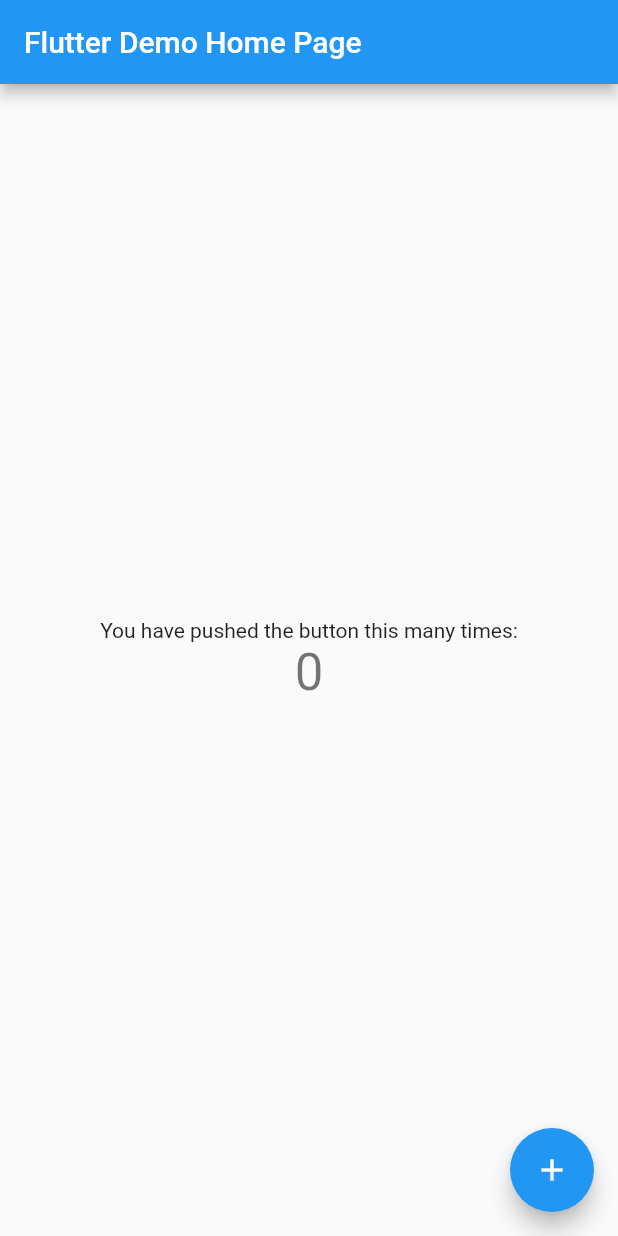
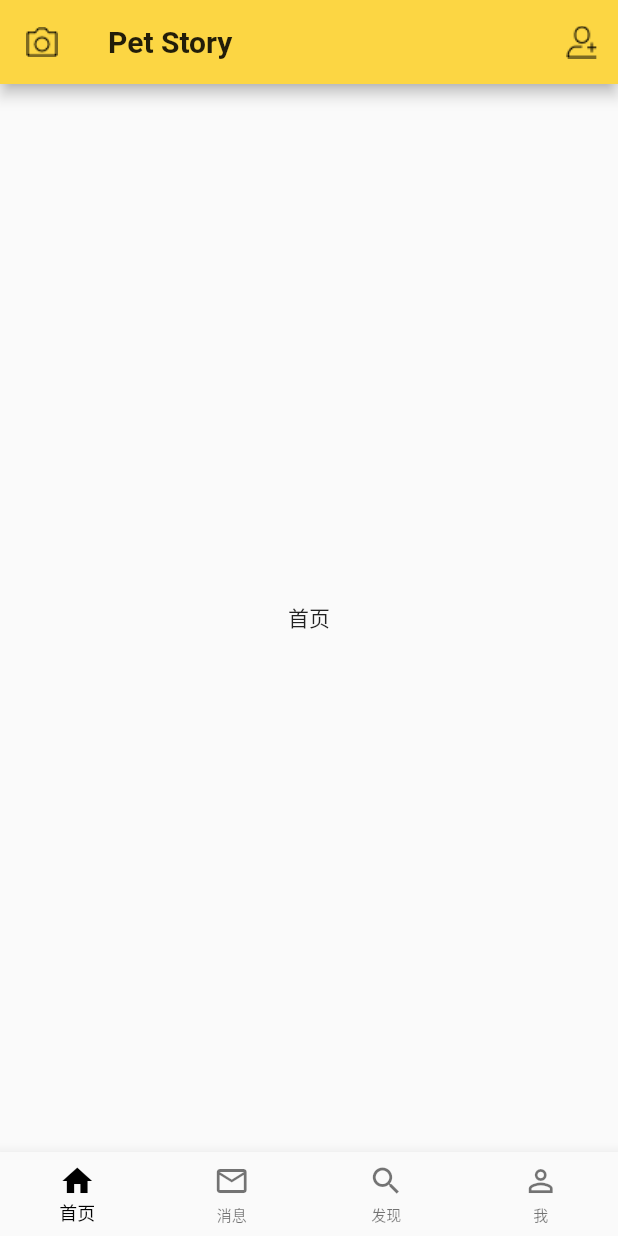
Before and after one commit to pistachio214/pet-story, a Flutter app: the screen it shows after launch, on a phone screen of 412 x 824 dp. Run offline on Flutter 3.47's test engine with Material 2 defaults, Android fonts, the phone set to English and light mode, and no system bars.

Commit message:
add 首页内容填充;

```diff
--- a/lib/main.dart
+++ b/lib/main.dart
@@ -1,66 +1,48 @@
 import 'package:flutter/material.dart';
+import 'package:pet_story/pages/home/home.dart';
+import 'package:pet_story/pages/startup/start_up.dart';
 
 void main() {
-  runApp(MyApp());
+  runApp(PetStory());
 }
 
-class MyApp extends StatelessWidget {
+class PetStory extends StatelessWidget {
   // This widget is the root of your application.
   @override
   Widget build(BuildContext context) {
     return MaterialApp(
-      title: 'Flutter Demo',
+      title: 'Pet Story',
       theme: ThemeData(
-        primarySwatch: Colors.blue,
+        primarySwatch: createMaterialColor(Color.fromRGBO(252, 214, 67, 1.0)),
       ),
-      home: MyHomePage(title: 'Flutter Demo Home Page'),
+      debugShowCheckedModeBanner: false,
+      home: StartUp(),
+      //注册路由
+      routes: {
+        "startup": (context) => StartUp(),
+        "home": (context) => Home(),
+      },
     );
   }
-}
 
-class MyHomePage extends StatefulWidget {
-  MyHomePage({Key key, this.title}) : super(key: key);
+  // 颜色 数据转换
+  MaterialColor createMaterialColor(Color color) {
+    List strengths = <double>[.05];
+    Map swatch = <int, Color>{};
+    final int r = color.red, g = color.green, b = color.blue;
 
-  final String title;
-
-  @override
-  _MyHomePageState createState() => _MyHomePageState();
-}
-
-class _MyHomePageState extends State<MyHomePage> {
-  int _counter = 0;
-
-  void _incrementCounter() {
-    setState(() {
-      _counter++;
+    for (int i = 1; i < 10; i++) {
+      strengths.add(0.1 * i);
+    }
+    strengths.forEach((strength) {
+      final double ds = 0.5 - strength;
+      swatch[(strength * 1000).round()] = Color.fromRGBO(
+        r + ((ds < 0 ? r : (255 - r)) * ds).round(),
+        g + ((ds < 0 ? g : (255 - g)) * ds).round(),
+        b + ((ds < 0 ? b : (255 - b)) * ds).round(),
+        1,
+      );
     });
-  }
-
-  @override
-  Widget build(BuildContext context) {
-    return Scaffold(
-      appBar: AppBar(
-        title: Text(widget.title),
-      ),
-      body: Center(
-        child: Column(
-          mainAxisAlignment: MainAxisAlignment.center,
-          children: <Widget>[
-            Text(
-              'You have pushed the button this many times:',
-            ),
-            Text(
-              '$_counter',
-              style: Theme.of(context).textTheme.headline4,
-            ),
-          ],
-        ),
-      ),
-      floatingActionButton: FloatingActionButton(
-        onPressed: _incrementCounter,
-        tooltip: 'Increment',
-        child: Icon(Icons.add),
-      ),
-    );
+    return MaterialColor(color.value, swatch);
   }
 }
--- /dev/null
+++ b/lib/pages/home/home.dart
@@ -0,0 +1,81 @@
+import 'package:flutter/material.dart';
+import 'package:pet_story/widget/home/home_bottom_navigation_bar.dart';
+
+class Home extends StatefulWidget {
+  @override
+  _HomeState createState() => _HomeState();
+}
+
+class _HomeState extends State<Home> {
+  int currentIndex = 0;
+
+  final List<BottomNavigationBarItem> bottomTabs = [
+    BottomNavigationBarItem(
+      icon: Icon(Icons.home),
+      label: "首页",
+    ),
+    BottomNavigationBarItem(
+      icon: Icon(Icons.mail_outline),
+      label: "消息",
+    ),
+    BottomNavigationBarItem(
+      icon: Icon(Icons.search),
+      label: "发现",
+    ),
+    BottomNavigationBarItem(
+      icon: Icon(Icons.perm_identity),
+      label: "我",
+    ),
+  ];
+
+  final List tabBodies = [
+    Text('首页'),
+    Text('消息'),
+    Text('发现'),
+    Text('我的'),
+  ];
+
+  void _onTapHander(int index) {
+    setState(() {
+      currentIndex = index;
+    });
+  }
+
+  @override
+  Widget build(BuildContext context) {
+    return Scaffold(
+      appBar: AppBar(
+        leading: IconButton(
+          tooltip: '拍照',
+          icon: ImageIcon(
+            AssetImage('images/home/taking_pictures.png'),
+          ),
+          onPressed: () {
+            print('点击拍照');
+          },
+        ),
+        title: Text(
+          "Pet Story",
+          style: TextStyle(
+            fontWeight: FontWeight.bold,
+          ),
+        ),
+        actions: [
+          IconButton(
+            tooltip: '添加好友',
+            icon: ImageIcon(
+              AssetImage('images/home/add_friend.png'),
+            ),
+            onPressed: () {
+              print('点击添加新朋友');
+            },
+          ),
+        ],
+      ),
+      bottomNavigationBar: HomeBottomNavigationBar(bottomTabs, _onTapHander),
+      body: Center(
+        child: tabBodies[currentIndex],
+      ),
+    );
+  }
+}
--- /dev/null
+++ b/lib/widget/home/home_bottom_navigation_bar.dart
@@ -0,0 +1,42 @@
+import 'package:flutter/material.dart';
+
+class HomeBottomNavigationBar extends StatefulWidget {
+  // 构造方法及属性声明部分
+  const HomeBottomNavigationBar(
+    this.bottomTabs,
+    this.onTapHander,
+  );
+
+  final Function(int) onTapHander;
+  final List<BottomNavigationBarItem> bottomTabs;
+
+  @override
+  _HomeBottomNavigationBarState createState() => _HomeBottomNavigationBarState();
+}
+
+class _HomeBottomNavigationBarState extends State<HomeBottomNavigationBar> {
+  int _currentIndex = 0;
+
+  @override
+  Widget build(BuildContext context) {
+    return BottomNavigationBar(
+      //设置类型(一旦超过4个bar,type会变化.所以最好设置一下)
+      type: BottomNavigationBarType.fixed,
+      //设置bar激活时的颜色
+      fixedColor: Colors.black,
+      //该值为选中情况的key
+      currentIndex: _currentIndex,
+      onTap: (int index) {
+        setState(() {
+          _currentIndex = index;
+        });
+        widget.onTapHander(index);
+      },
+      //选中时文字大小
+      selectedFontSize: 12.0,
+      //未选中时文字大小
+      unselectedFontSize: 10.0,
+      items: widget.bottomTabs,
+    );
+  }
+}
```
Also changed, not shown: lib/pages/startup/start_up.dart (added, +108 -0 lines), pubspec.yaml (+6 -3 lines), images/home/add_friend.png (added), images/home/home.png (added), images/home/taking_pictures.png (added), images/startup/logo.png (added), images/startup/pet_story.png (added), 1 other file.
